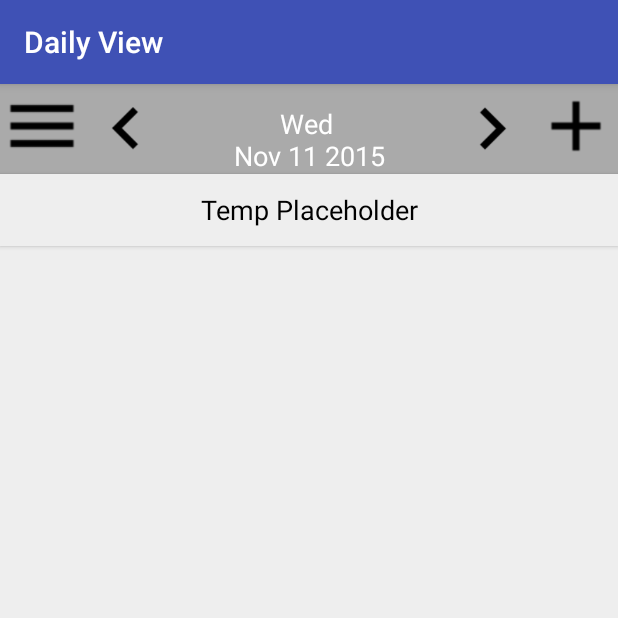
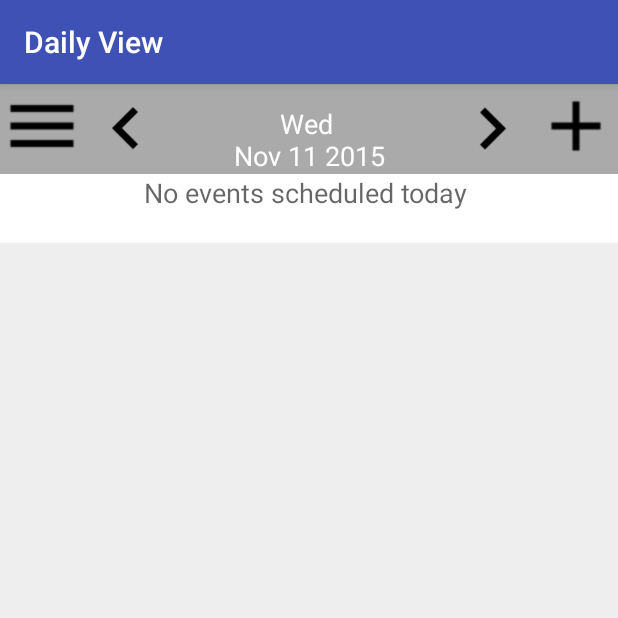
Before and after one commit to darkhats/testRepo, an Android app: the daily_view screen opened directly, with no data from a screen before it, on a phone screen of 412 x 824 dp, the top half of it. Run offline under Robolectric (Android 15) with nearby library versions, the phone set to English and light mode, and no system bars.

Commit message:
Updating Views

```diff
--- a/app/src/main/java/com/calendarapp/kaylagallatin/calendar/add_category.java
+++ b/app/src/main/java/com/calendarapp/kaylagallatin/calendar/add_category.java
@@ -31,7 +31,6 @@ public class add_category extends AppCompatActivity {
                 "<font color = 'purple'>purple </font><font color = 'red'>red</font>";
         categoryDisplay.setText(Html.fromHtml(text), TextView.BufferType.SPANNABLE);
         Button selectedSaveButton = (Button) this.findViewById(R.id.saveAddCategoryButton);
-        selectedSaveButton.setText("Save");
         selectedSaveButton.setOnClickListener(new View.OnClickListener() {
             public void onClick(View v) {
                 String[] colors = {"magenta","red","purple","maroon"};
--- a/app/src/main/java/com/calendarapp/kaylagallatin/calendar/choose_edit_event.java
+++ b/app/src/main/java/com/calendarapp/kaylagallatin/calendar/choose_edit_event.java
@@ -29,7 +29,6 @@ public class choose_edit_event extends AppCompatActivity {
         Toolbar toolbar = (Toolbar) findViewById(R.id.toolbar);
         setSupportActionBar(toolbar);
         Button selectedEditButton = (Button) this.findViewById(R.id.confirmSelectEventButton);
-        selectedEditButton.setText("Save");
         selectedEditButton.setOnClickListener(new View.OnClickListener() {
             public void onClick(View v) {
                 DatabaseHelper mDbHelper = new DatabaseHelper(getApplicationContext());
--- a/app/src/main/java/com/calendarapp/kaylagallatin/calendar/daily_view.java
+++ b/app/src/main/java/com/calendarapp/kaylagallatin/calendar/daily_view.java
@@ -35,11 +35,7 @@ public class daily_view extends AppCompatActivity implements OnClickListener{
     private ImageView nextDay;
     private Integer day, month, year;
     private final int[] monthDays = { 31, 28, 31, 30, 31, 30, 31, 31, 30, 31, 30, 31 };
-    public String data;
-    private GregorianCalendar tempCal;
-
-
-
+    public String data = " ";
 
     @Override
     protected void onCreate(Bundle savedInstanceState) {
@@ -55,21 +51,12 @@ public class daily_view extends AppCompatActivity implements OnClickListener{
         day = calendar.get(Calendar.DAY_OF_MONTH);
         month = calendar.get(Calendar.MONTH);
         year = calendar.get(Calendar.YEAR);
-        tempCal = new GregorianCalendar(year,month,day);
         makeView();
         currentDay = (TextView) this.findViewById(R.id.currentDay);
         currentDay.setText(DateFormat.format(dateTemplate, calendar.getTime()));
 
         nextDay = (ImageView) this.findViewById(R.id.nextDay);
         nextDay.setOnClickListener(this);
-
-        Button eventButton = (Button) this.findViewById(R.id.view_event_button);
-        setButtonText(eventButton, "Temp Placeholder");
-        eventButton.setOnClickListener(new View.OnClickListener() {
-            public void onClick(View v) {
-                startActivity(new Intent(daily_view.this, view_event.class));
-            }
-        });
 
         Button addEventButton = (Button) this.findViewById(R.id.addEvent);
         addEventButton.setOnClickListener(new View.OnClickListener() {
@@ -121,7 +108,7 @@ public class daily_view extends AppCompatActivity implements OnClickListener{
         tempDay.setBackgroundColor(getResources().getColor(android.R.color.white));
         if (selectCur.getCount() >= 1) {
             selectCur.moveToFirst();
-            data += "Holiday Name: " + selectCur.getString(0) + "\n";
+            data += "Holiday Name: " + selectCur.getString(0) + "<br>";
             TextView day = (TextView)findViewById(R.id.textViewDaily);
             day.setBackgroundColor(getResources().getColor(android.R.color.holo_green_dark));
 
@@ -172,7 +159,6 @@ public class daily_view extends AppCompatActivity implements OnClickListener{
             data += "Holiday Name: " + selectCur.getString(0) + "\n";
             TextView day = (TextView)findViewById(R.id.textViewDaily);
             day.setBackgroundColor(getResources().getColor(android.R.color.holo_green_dark));
-            Log.d("lol",data);
         }
         makeView();
         //Check for events on new day and setButtonText to event title
@@ -201,9 +187,7 @@ public class daily_view extends AppCompatActivity implements OnClickListener{
         }
         String Query = "SELECT * FROM events WHERE (dayofweek = ? AND dayofweek != ?) OR (startDateMonth = ? AND startDateDay = ? AND startDateYear = ?) ORDER BY startTimeHour, startTimeMinute";
         if(db != null) {
-            Log.d("i'm", " here");
             Cursor cur = db.rawQuery(Query, new String[]{tempDayOfWeek.toString(),"99",tempMonth.toString(), day.toString(), year.toString()});
-            Log.d("count", "" + cur.getCount());
             if (cur.getCount() >= 1) {
                 cur.moveToFirst();
                 int x = 1;
@@ -214,26 +198,28 @@ public class daily_view extends AppCompatActivity implements OnClickListener{
                     if(curColor.getCount() >= 1)
                         data += "<font color = '" + curColor.getString(0) + "'>";
                     x = 1;
-                    data+= "Event Name: " + cur.getString(x) + "<br>";
+                    data+= "Name: " + cur.getString(x) + "<br>";
                     x = 8;
-                    data+= "Event Start Time: " + formatTime(cur.getString(x++),cur.getString(x++)) + "<br>";
-                    data+= "Event End Time: " + formatTime(cur.getString(x++),cur.getString(x++)) + "<br>";
-                    data+= "Event Location: " + cur.getString(x++) + "<br>";
-                    data += "Event Description: " + cur.getString(x++) + "<br>";
+                    data+= "Start Time: " + formatTime(cur.getString(x++),cur.getString(x++)) + "<br>";
+                    data+= "End Time: " + formatTime(cur.getString(x++),cur.getString(x++)) + "<br>";
+                    data+= "Location: " + cur.getString(x++) + "<br>";
+                    data += "Description: " + cur.getString(x++) + "<br>";
                     x += 2;
-                    data += "Event Category: " + cur.getString(x) + "<br><br><br>";
+                    data += "Category: " + cur.getString(x) + "<br><br><br>";
                     if(curColor.getCount() >= 1)
                         data += "</font>";
                     cur.moveToNext();}
+            }else{
+                data += "No events scheduled today <br>";
             }
 
         }
         TextView temp = (TextView)findViewById(R.id.textViewDaily);
         temp.setText(Html.fromHtml(data), TextView.BufferType.SPANNABLE);
-        data = "";
+        data = " ";
     }
 
-    private String formatTime(String hour, String minute)
+    protected static String formatTime(String hour, String minute)
     {
         String amOrPm = " AM";
         String time = "";
--- a/app/src/main/java/com/calendarapp/kaylagallatin/calendar/delete_category.java
+++ b/app/src/main/java/com/calendarapp/kaylagallatin/calendar/delete_category.java
@@ -22,7 +22,6 @@ public class delete_category extends AppCompatActivity {
         Toolbar toolbar = (Toolbar) findViewById(R.id.toolbar);
         setSupportActionBar(toolbar);
         Button selectedSaveButton = (Button) this.findViewById(R.id.saveDeleteCategoryButton);
-        selectedSaveButton.setText("Confirm");
         selectedSaveButton.setOnClickListener(new View.OnClickListener() {
             public void onClick(View v) {
                 DatabaseHelper mDbHelper = new DatabaseHelper(getApplicationContext());
--- a/app/src/main/java/com/calendarapp/kaylagallatin/calendar/delete_event.java
+++ b/app/src/main/java/com/calendarapp/kaylagallatin/calendar/delete_event.java
@@ -42,7 +42,6 @@ public class delete_event extends AppCompatActivity {
         Toolbar toolbar = (Toolbar) findViewById(R.id.toolbar);
         setSupportActionBar(toolbar);
         Button selectedSaveButton = (Button) this.findViewById(R.id.saveDeleteEventButton);
-        selectedSaveButton.setText("Save");
         selectedSaveButton.setOnClickListener(new View.OnClickListener() {
             public void onClick(View v) {
                 DatabaseHelper mDbHelper = new DatabaseHelper(getApplicationContext());
--- a/app/src/main/res/layout/content_activity_delete_event.xml
+++ b/app/src/main/res/layout/content_activity_delete_event.xml
@@ -33,7 +33,7 @@
         <!-- Save Button -->
         <Button
             android:id="@+id/saveDeleteEventButton"
-            android:text="Save"
+            android:text="Delete"
             android:textColor="@color/black"
             android:textAppearance="?android:attr/textAppearanceMedium"
             android:layout_width="fill_parent"
--- a/app/src/main/res/layout/content_daily_view.xml
+++ b/app/src/main/res/layout/content_daily_view.xml
@@ -19,9 +19,6 @@
 
         android:background="@color/lightgray"
         android:weightSum="1">
-
-        android:background="@color/lightgray">
-
 
         <LinearLayout
             android:layout_width="fill_parent"
@@ -70,26 +67,16 @@
                 android:background="@drawable/add" />
         </LinearLayout>
 
-        <Button
-            android:id="@+id/view_event_button"
+        <ScrollView
             android:layout_width="fill_parent"
-            android:layout_height="wrap_content"
-            android:layout_gravity="center"
-            android:background="@color/lightgray"
-            android:textAppearance="?android:attr/textAppearanceMedium"
-            android:textColor="#000">
-        </Button>
-
-        <ScrollView
-            android:layout_width="wrap_content"
             android:layout_height="wrap_content">
             <TextView
-                android:layout_width="wrap_content"
+                android:layout_width="fill_parent"
                 android:layout_height="wrap_content"
-                android:textAppearance="?android:attr/textAppearanceLarge"
+                android:textAppearance="?android:attr/textAppearanceMedium"
                 android:id="@+id/textViewDaily"
                 android:layout_gravity="center_horizontal"
-                android:layout_weight="0.38" />
+                android:gravity="center" />
         </ScrollView>
 
     </LinearLayout>
--- a/app/src/main/res/layout/content_delete_category.xml
+++ b/app/src/main/res/layout/content_delete_category.xml
@@ -34,7 +34,7 @@
         <!-- Save Button -->
         <Button
             android:id="@+id/saveDeleteCategoryButton"
-            android:text="Confirm"
+            android:text="Delete"
             android:textColor="@color/black"
             android:textAppearance="?android:attr/textAppearanceMedium"
             android:layout_width="fill_parent"
--- a/app/src/main/res/layout/content_edit_event.xml
+++ b/app/src/main/res/layout/content_edit_event.xml
@@ -164,7 +164,7 @@
         <!-- Save Button -->
         <Button
             android:id="@+id/saveEditEventButton"
-            android:text="Save"
+            android:text="Confirm"
             android:textColor="@color/black"
             android:textAppearance="?android:attr/textAppearanceMedium"
             android:layout_width="fill_parent"
```
Also changed, not shown: app/src/main/java/com/calendarapp/kaylagallatin/calendar/MainActivity.java (+21 -49 lines), app/src/main/java/com/calendarapp/kaylagallatin/calendar/activity_delete_event.java (deleted, +0 -53 lines), app/src/main/java/com/calendarapp/kaylagallatin/calendar/weekly_view.java (+17 -56 lines), app/src/main/res/layout/content_main.xml (+5 -6 lines), app/src/main/res/layout/content_weekly_view.xml (+9 -31 lines), app/src/main/res/values/strings.xml (+4 -4 lines), 2 other files.
